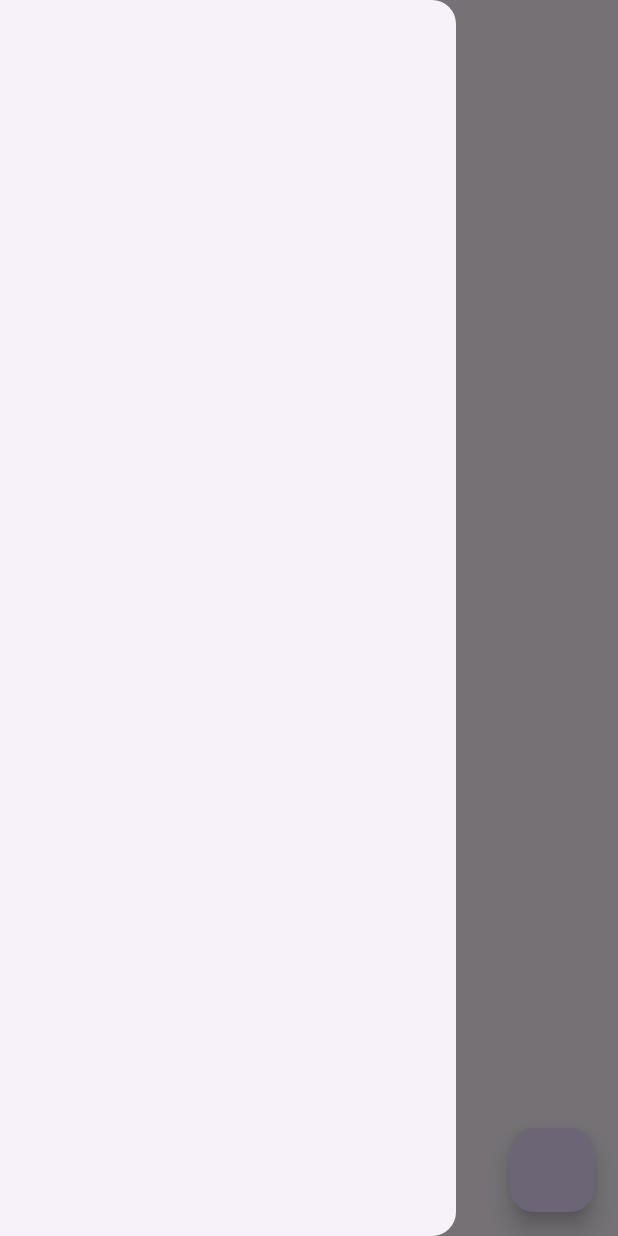
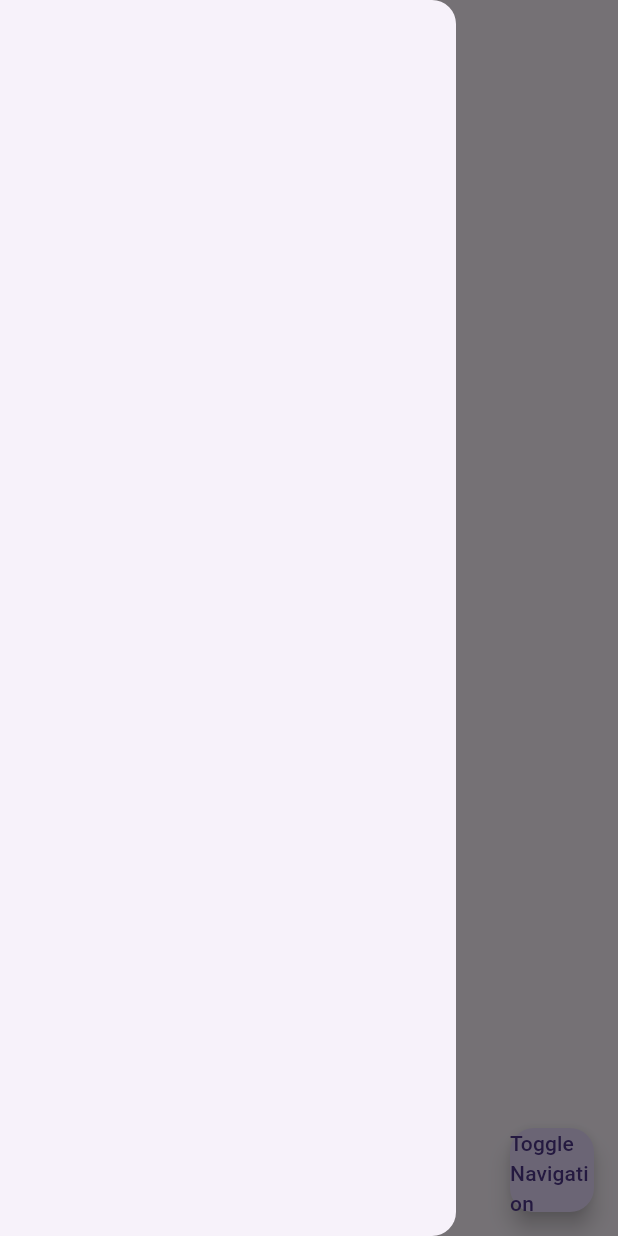
Before and after one commit to hsyntinaztepe/chatApp, a Flutter app: the screen it shows after launch, with the side drawer open, on a phone screen of 412 x 824 dp. Run offline on Flutter 3.47's test engine with Material 3 defaults, Android fonts, the phone set to English and light mode, and no system bars.

Commit message:
some changes

```diff
--- a/lib/main.dart
+++ b/lib/main.dart
@@ -15,6 +15,7 @@ class ChatApp extends StatelessWidget {
           onPressed: () {
             print('clickedd');
           },
+                child: Text('Toggle Navigation'),
         ),
         body: Text('Selam!'),
       ),
```
